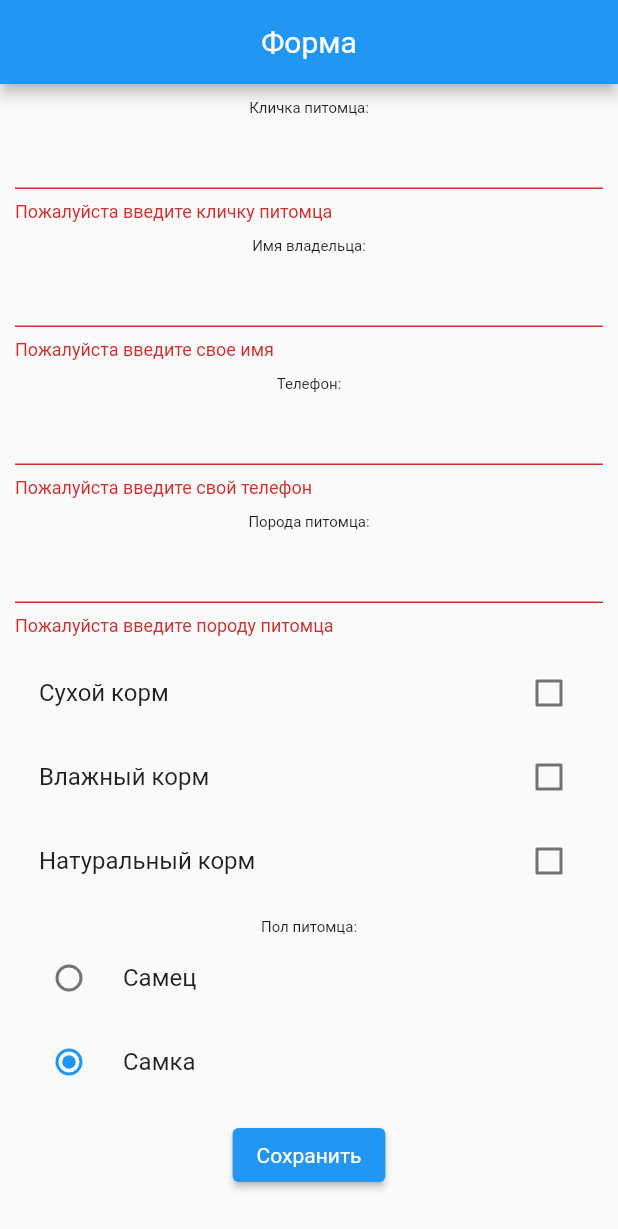
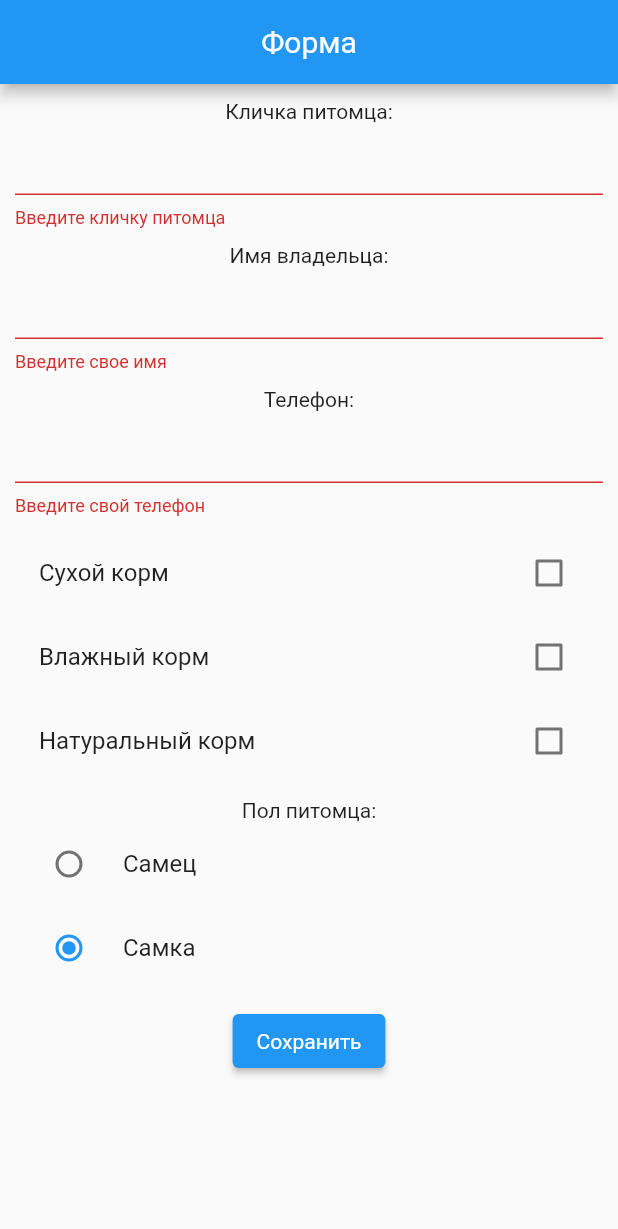
Before and after one commit to jestyal/Dart-Flutter, a Flutter app: the screen it shows after launch, after a tap on "Сохранить", on a phone screen of 412 x 824 dp. Shown: the top 1229 px of the screen. Run offline on Flutter 3.47's test engine with Material 2 defaults, Android fonts, the phone set to English and light mode, and no system bars.

Commit message:
Fixed form on lesson 5 (week5_flutter)

```diff
--- a/lib/main.dart
+++ b/lib/main.dart
@@ -1,13 +1,11 @@
 import 'package:flutter/cupertino.dart';
 import 'package:flutter/material.dart';
-
 
 import 'package:flutter_app/screens/week2.dart';
 import 'package:flutter_app/screens/week3.dart';
 import 'package:flutter_app/screens/week4_flutter.dart';
 import 'package:flutter_app/screens/week4_dart.dart';
 import 'package:flutter_app/screens/week5_flutter.dart';
-
 
 void main() => runApp(const MyApp());
 
@@ -34,7 +32,6 @@ class MyApp extends StatelessWidget {
     );
   }
 }
-
 
 // class MyHomePage extends StatefulWidget {
 //   const MyHomePage({Key? key, required this.title}) : super(key: key);
--- a/lib/screens/week5_flutter.dart
+++ b/lib/screens/week5_flutter.dart
@@ -29,39 +29,29 @@ class MyFormState extends State {
               children: <Widget>[
                 const Text(
                   'Кличка питомца:',
-                  style: TextStyle(fontSize: 10.0),
+                  style: TextStyle(fontSize: 14.0),
                 ),
                 TextFormField(validator: (value) {
-                  if (value!.isEmpty) return 'Пожалуйста введите кличку питомца';
+                  if (value!.isEmpty) return 'Введите кличку питомца';
                 }),
                 const SizedBox(height: 10.0),
 
                 const Text(
                   'Имя владельца:',
-                  style: TextStyle(fontSize: 10.0),
+                  style: TextStyle(fontSize: 14.0),
                 ),
                 TextFormField(validator: (value) {
-                  if (value!.isEmpty) return 'Пожалуйста введите свое имя';
+                  if (value!.isEmpty) return 'Введите свое имя';
                 }),
                 const SizedBox(height: 10.0),
 
                 const Text(
                   'Телефон:',
-                  // 'Контактный E-mail:',
-                  style: TextStyle(fontSize: 10.0),
+                  style: TextStyle(fontSize: 14.0),
                 ),
                 TextFormField(validator: (value) {
-                  if (value!.isEmpty) return 'Пожалуйста введите свой телефон';
-                  // if (!value.contains('@')) return 'Это не E-mail';
-                }),
-                const SizedBox(height: 10.0),
-
-                const Text(
-                  'Порода питомца:',
-                  style: TextStyle(fontSize: 10.0),
-                ),
-                TextFormField(validator: (value) {
-                  if (value!.isEmpty) return 'Пожалуйста введите породу питомца';
+                  if (value!.isEmpty) return 'Введите свой телефон';
+                  if (!value.contains('+')) return 'Введите телефон в формате +7000000000';
                 }),
                 const SizedBox(height: 10.0),
 
@@ -99,7 +89,7 @@ class MyFormState extends State {
 
                 const Text(
                   'Пол питомца:',
-                  style: TextStyle(fontSize: 10.0),
+                  style: TextStyle(fontSize: 14.0),
                 ),
                 RadioListTile(
                   title: const Text('Самец'),
@@ -123,21 +113,6 @@ class MyFormState extends State {
                 ),
                 const SizedBox(height: 10.0),
 
-
-
-                // CheckboxListTile(
-                //     value: _agreement,
-                //     title: Text('Я ознакомлен' +
-                //         (_gender == null
-                //             ? '(а)'
-                //             : _gender == GenderList.male
-                //                 ? ''
-                //                 : 'а') +
-                //         ' с документом "Согласие на обработку персональных данных" и даю согласие на обработку моих персональных данных в соответствии с требованиями "Федерального закона О персональных данных № 152-ФЗ".'),
-                //     onChanged: (bool? value) =>
-                //         setState(() => _agreement = value!)),
-
-
                 ElevatedButton(
                   onPressed: () {
                     if (_formKey.currentState!.validate()) {
@@ -146,8 +121,8 @@ class MyFormState extends State {
 
                       if (_gender == null)
                         text = 'Выберите свой пол';
-                      // else if (_agreement == false)
-                      //   text = 'Необходимо принять условия соглашения';
+                      else if (_food_dry == false && _food_wet == false && _food_natural == false)
+                        text = 'Необходимо выбрать корм';
                       else {
                         text = 'Форма успешно заполнена';
                         color = Colors.green;
```
